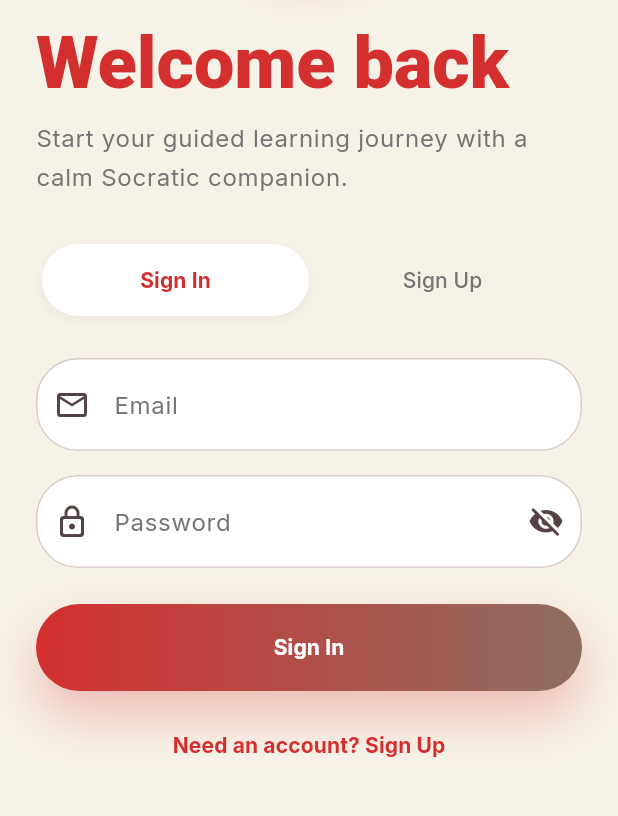
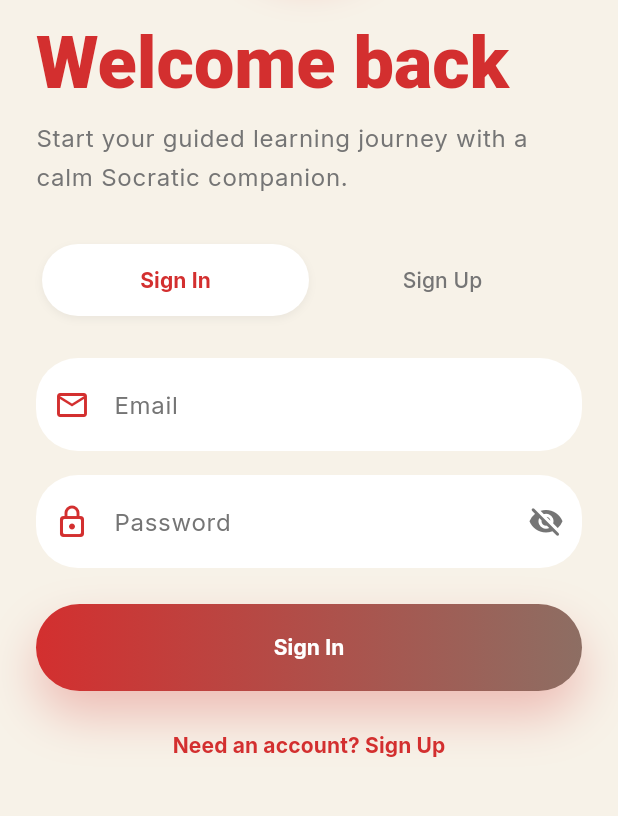
Before and after one commit to salluexez/Socratic_AI, a Flutter app: the screen it shows after launch, after a tap on "Get Started", on a phone screen of 412 x 824 dp, the part 302-1118 px from its top. Run offline on Flutter 3.47's test engine with Material 3 defaults, Android fonts, the phone set to English and light mode, and no system bars; our stand-ins replace flutter_tts, google_fonts, shared_preferences, speech_to_text; Roboto replaces fonts that are missing (Cookie).

Commit message:
fix some errors and add some dark themes in Ui

```diff
--- a/apps/mobile/lib/screens/auth_screen.dart
+++ b/apps/mobile/lib/screens/auth_screen.dart
@@ -392,7 +392,7 @@ class _ToggleButton extends StatelessWidget {
           duration: const Duration(milliseconds: 300),
           style: Theme.of(context).textTheme.labelLarge!.copyWith(
                 color: isActive
-                  ? (isDark ? Colors.white : palette.primaryDim)
+                  ? palette.primaryDim
                   : palette.textMuted,
                 fontWeight: isActive ? FontWeight.w700 : FontWeight.w500,
               ),
--- a/apps/mobile/lib/screens/explore_courses_screen.dart
+++ b/apps/mobile/lib/screens/explore_courses_screen.dart
@@ -29,7 +29,7 @@ class ExploreCoursesScreen extends StatelessWidget {
               height: 1,
               indent: 72,
               endIndent: 24,
-              color: palette.outline.withValues(alpha: 0.5),
+              color: palette.outline.withOpacity(0.5),
             ),
             itemBuilder: (context, index) {
               final subject = allSubjects[index];
@@ -42,7 +42,7 @@ class ExploreCoursesScreen extends StatelessWidget {
                   width: 48,
                   height: 48,
                   decoration: BoxDecoration(
-                    color: subject.accent.withValues(alpha: 0.1),
+                    color: subject.accent.withOpacity(0.1),
                     borderRadius: BorderRadius.circular(12),
                   ),
                   child: Icon(
--- a/apps/mobile/lib/screens/learn_screen.dart
+++ b/apps/mobile/lib/screens/learn_screen.dart
@@ -104,7 +104,7 @@ class _LearnScreenState extends State<LearnScreen> {
                 border: isDark ? Border.all(color: palette.outline, width: 1) : null,
                 boxShadow: [
                   BoxShadow(
-                    color: isDark ? Colors.black.withValues(alpha: 0.15) : palette.text.withValues(alpha: 0.05),
+                    color: isDark ? Colors.black.withOpacity(0.15) : palette.text.withOpacity(0.05),
                     blurRadius: 20,
                     offset: const Offset(0, 10),
                   ),
--- a/apps/mobile/lib/screens/onboarding_screen.dart
+++ b/apps/mobile/lib/screens/onboarding_screen.dart
@@ -32,7 +32,7 @@ class OnboardingScreen extends StatelessWidget {
                         borderRadius: BorderRadius.circular(36),
                         boxShadow: [
                           BoxShadow(
-                            color: palette.primaryDim.withValues(alpha: 0.08),
+                            color: palette.primaryDim.withOpacity(0.08),
                             blurRadius: 36,
                             offset: const Offset(0, 16),
                           ),
@@ -97,8 +97,8 @@ class OnboardingScreen extends StatelessWidget {
                                     child: Container(
                                       padding: const EdgeInsets.all(12),
                                       decoration: BoxDecoration(
-                                        color: palette.surfaceCard.withValues(
-                                          alpha: 0.72,
+                                        color: palette.surfaceCard.withOpacity(
+                                          0.72,
                                         ),
                                         borderRadius: BorderRadius.circular(20),
                                       ),
--- a/apps/mobile/lib/screens/splash_screen.dart
+++ b/apps/mobile/lib/screens/splash_screen.dart
@@ -73,7 +73,7 @@ class _SplashScreenState extends State<SplashScreen> with SingleTickerProviderSt
                     borderRadius: BorderRadius.circular(48),
                     boxShadow: [
                       BoxShadow(
-                        color: palette.primaryDim.withValues(alpha: 0.15),
+                        color: palette.primaryDim.withOpacity(0.15),
                         blurRadius: 48,
                         offset: const Offset(0, 20),
                       ),
--- a/apps/mobile/lib/theme/app_theme.dart
+++ b/apps/mobile/lib/theme/app_theme.dart
@@ -165,6 +165,106 @@ class AppPalette extends ThemeExtension<AppPalette> {
     inputBar: Color(0xED020617),
   );
 
+  static const nordicNight = AppPalette(
+    surfaceLow: Color(0xFF2E3440),
+    surfaceCard: Color(0xFF3B4252),
+    surfaceElevated: Color(0xFF434C5E),
+    primaryDim: Color(0xFF88C0D0),
+    primaryContainer: Color(0xFF4C566A),
+    secondaryContainer: Color(0xFF81A1C1),
+    tertiaryContainer: Color(0xFF5E81AC),
+    text: Color(0xFFECEFF4),
+    textMuted: Color(0xFFD8DEE9),
+    outline: Color(0xFF4C566A),
+    success: Color(0xFFA3BE8C),
+    heroBackground: Color(0xFF2E3440),
+    primaryGradient: LinearGradient(colors: [Color(0xFF88C0D0), Color(0xFF81A1C1)]),
+    chipBackground: Color(0xFF434C5E),
+    orbTop: Color(0x2288C0D0),
+    orbBottom: Color(0x2281A1C1),
+    inputBar: Color(0xFF3B4252),
+  );
+
+  static const emeraldVelvet = AppPalette(
+    surfaceLow: Color(0xFF06140E),
+    surfaceCard: Color(0xFF0B2118),
+    surfaceElevated: Color(0xFF112D21),
+    primaryDim: Color(0xFF10B981),
+    primaryContainer: Color(0xFF064E3B),
+    secondaryContainer: Color(0xFF34D399),
+    tertiaryContainer: Color(0xFF059669),
+    text: Color(0xFFECFDF5),
+    textMuted: Color(0xFF6EE7B7),
+    outline: Color(0xFF064E3B),
+    success: Color(0xFF34D399),
+    heroBackground: Color(0xFF06140E),
+    primaryGradient: LinearGradient(colors: [Color(0xFF10B981), Color(0xFF34D399)]),
+    chipBackground: Color(0xFF0B2118),
+    orbTop: Color(0x2210B981),
+    orbBottom: Color(0x2234D399),
+    inputBar: Color(0xFF0B2118),
+  );
+
+  static const midnightGold = AppPalette(
+    surfaceLow: Color(0xFF121212),
+    surfaceCard: Color(0xFF1E1E1E),
+    surfaceElevated: Color(0xFF262626),
+    primaryDim: Color(0xFFD4AF37),
+    primaryContainer: Color(0xFF2A2A2A),
+    secondaryContainer: Color(0xFFC5A028),
+    tertiaryContainer: Color(0xFFB8860B),
+    text: Color(0xFFF5F5F5),
+    textMuted: Color(0xFFA0A0A0),
+    outline: Color(0xFF333333),
+    success: Color(0xFF90EE90),
+    heroBackground: Color(0xFF121212),
+    primaryGradient: LinearGradient(colors: [Color(0xFFD4AF37), Color(0xFFC5A028)]),
+    chipBackground: Color(0xFF1E1E1E),
+    orbTop: Color(0x22D4AF37),
+    orbBottom: Color(0x22C5A028),
+    inputBar: Color(0xFF1E1E1E),
+  );
+
+  static const royalPlum = AppPalette(
+    surfaceLow: Color(0xFF140C1F),
+    surfaceCard: Color(0xFF1D1429),
+    surfaceElevated: Color(0xFF261D33),
+    primaryDim: Color(0xFFA855F7),
+    primaryContainer: Color(0xFF2E1065),
+    secondaryContainer: Color(0xFFD8B4FE),
+    tertiaryContainer: Color(0xFF9333EA),
+    text: Color(0xFFF5F3FF),
+    textMuted: Color(0xFFC4B5FD),
+    outline: Color(0xFF2E1065),
+    success: Color(0xFF10B981),
+    heroBackground: Color(0xFF140C1F),
+    primaryGradient: LinearGradient(colors: [Color(0xFFA855F7), Color(0xFFD8B4FE)]),
+    chipBackground: Color(0xFF1D1429),
+    orbTop: Color(0x22A855F7),
+    orbBottom: Color(0x22D8B4FE),
+    inputBar: Color(0xFF1D1429),
+  );
+
+  static const softClay = AppPalette(
+    surfaceLow: Color(0xFFF9F6F2),
+    surfaceCard: Color(0xFFFFFFFF),
+    surfaceElevated: Color(0xFFFDFBFA),
+    primaryDim: Color(0xFFE07A5F),
+    primaryContainer: Color(0xFFF2CC8F),
+    secondaryContainer: Color(0xFF81B29A),
+    tertiaryContainer: Color(0xFF3D405B),
+    text: Color(0xFF3D405B),
+    textMuted: Color(0xFF8D8D8D),
+    outline: Color(0xFFEAE2D6),
+    success: Color(0xFF81B29A),
+    heroBackground: Color(0xFFF4F1DE),
+    primaryGradient: LinearGradient(colors: [Color(0xFFE07A5F), Color(0xFFF2CC8F)]),
+    chipBackground: Color(0x33F2CC8F),
+    orbTop: Color(0x22E07A5F),
+    orbBottom: Color(0x22F2CC8F),
+    inputBar: Color(0xFFFFFFFF),
+  );
+
   @override
   AppPalette copyWith({
     Color? surfaceLow,
@@ -248,11 +348,16 @@ class AppTheme {
     static List<ThemeData> get themes => [
         _theme(brightness: Brightness.light, scaffold: AppPalette.modernInk.surfaceLow, palette: AppPalette.modernInk),
         _theme(brightness: Brightness.light, scaffold: AppPalette.milkshake.surfaceLow, palette: AppPalette.milkshake),
+        _theme(brightness: Brightness.light, scaffold: AppPalette.softClay.surfaceLow, palette: AppPalette.softClay),
         _theme(brightness: Brightness.dark, scaffold: AppPalette.carbon.surfaceLow, palette: AppPalette.carbon),
         _theme(brightness: Brightness.dark, scaffold: AppPalette.monkey8008.surfaceLow, palette: AppPalette.monkey8008),
         _theme(brightness: Brightness.dark, scaffold: AppPalette.dracula.surfaceLow, palette: AppPalette.dracula),
         _theme(brightness: Brightness.dark, scaffold: AppPalette.deepSpace.surfaceLow, palette: AppPalette.deepSpace),
-      ];
+        _theme(brightness: Brightness.dark, scaffold: AppPalette.nordicNight.surfaceLow, palette: AppPalette.nordicNight),
+        _theme(brightness: Brightness.dark, scaffold: AppPalette.emeraldVelvet.surfaceLow, palette: AppPalette.emeraldVelvet),
+        _theme(brightness: Brightness.dark, scaffold: AppPalette.midnightGold.surfaceLow, palette: AppPalette.midnightGold),
+        _theme(brightness: Brightness.dark, scaffold: AppPalette.royalPlum.surfaceLow, palette: AppPalette.royalPlum),
+    ];
 
   static ThemeData get lightTheme => themes[0];
   static ThemeData get darkTheme => themes[5];
@@ -321,7 +426,7 @@ class AppTheme {
       textTheme: textTheme,
       extensions: [palette],
       appBarTheme: AppBarTheme(
-        backgroundColor: scaffold.withValues(alpha: 0.92),
+        backgroundColor: scaffold.withOpacity(0.92),
         foregroundColor: palette.text,
         elevation: 0,
         centerTitle: false,
@@ -331,7 +436,7 @@ class AppTheme {
         color: palette.surfaceCard,
         elevation: 0,
         margin: EdgeInsets.zero,
-        shadowColor: isDark ? Colors.black.withValues(alpha: 0.2) : palette.text.withValues(alpha: 0.05),
+        shadowColor: isDark ? Colors.black.withOpacity(0.2) : palette.text.withOpacity(0.05),
         shape: RoundedRectangleBorder(
           borderRadius: BorderRadius.circular(24),
           side: isDark ? BorderSide(color: palette.outline, width: 1) : BorderSide.none,
@@ -339,7 +444,7 @@ class AppTheme {
       ),
       navigationBarTheme: NavigationBarThemeData(
         backgroundColor: palette.surfaceCard,
-        indicatorColor: palette.primaryDim.withValues(alpha: 0.1),
+        indicatorColor: palette.primaryDim.withOpacity(0.1),
         indicatorShape: RoundedRectangleBorder(
           borderRadius: BorderRadius.circular(16),
         ),
@@ -358,7 +463,7 @@ class AppTheme {
           backgroundColor: isDark ? palette.primaryDim : palette.primaryContainer,
           foregroundColor: isDark ? Colors.white : palette.text,
           elevation: isDark ? 8 : 0,
-          shadowColor: isDark ? palette.primaryDim.withValues(alpha: 0.4) : null,
+          shadowColor: isDark ? palette.primaryDim.withOpacity(0.4) : null,
           shape: RoundedRectangleBorder(
             borderRadius: BorderRadius.circular(16),
           ),
@@ -371,20 +476,19 @@ class AppTheme {
         hintStyle: TextStyle(color: palette.textMuted),
         contentPadding:
             const EdgeInsets.symmetric(horizontal: 20, vertical: 18),
+        prefixIconColor: palette.primaryDim,
+        suffixIconColor: palette.textMuted,
         border: OutlineInputBorder(
           borderRadius: BorderRadius.circular(28),
-          borderSide: BorderSide(color: palette.outline, width: 1),
+          borderSide: BorderSide.none,
         ),
         enabledBorder: OutlineInputBorder(
           borderRadius: BorderRadius.circular(28),
-          borderSide: BorderSide(color: palette.outline, width: 1),
+          borderSide: BorderSide.none,
         ),
         focusedBorder: OutlineInputBorder(
           borderRadius: BorderRadius.circular(28),
-          borderSide: BorderSide(
-            color: palette.primaryDim,
-            width: 1.5,
-          ),
+          borderSide: BorderSide(color: palette.primaryDim, width: 2),
         ),
       ),
     );
--- a/apps/mobile/lib/theme/theme_controller.dart
+++ b/apps/mobile/lib/theme/theme_controller.dart
@@ -8,7 +8,7 @@ class ThemeController extends ValueNotifier<int> {
   static const String _themeKey = 'theme_index';
 
   Future<void> next() async {
-    final nextIndex = (value + 1) % 6; // 6 total themes
+    final nextIndex = (value + 1) % 10; // 10 total themes
     value = nextIndex;
 
     try {
--- a/apps/mobile/lib/widgets/chat_bubble.dart
+++ b/apps/mobile/lib/widgets/chat_bubble.dart
@@ -40,7 +40,7 @@ class ChatBubble extends StatelessWidget {
           borderRadius: radius,
           boxShadow: [
             BoxShadow(
-              color: isDark ? Colors.black.withValues(alpha: 0.2) : palette.text.withValues(alpha: 0.05),
+              color: isDark ? Colors.black.withOpacity(0.2) : palette.text.withOpacity(0.05),
               blurRadius: 15,
               offset: const Offset(0, 8),
             ),
@@ -70,7 +70,7 @@ class ChatBubble extends StatelessWidget {
                     child: Icon(
                       Icons.volume_up_rounded,
                       size: 18,
-                      color: palette.primaryDim.withValues(alpha: 0.7),
+                      color: palette.primaryDim.withOpacity(0.7),
                     ),
                   ),
                 ),
--- a/apps/mobile/lib/widgets/gradient_button.dart
+++ b/apps/mobile/lib/widgets/gradient_button.dart
@@ -26,7 +26,7 @@ class GradientButton extends StatelessWidget {
         ),
         boxShadow: [
           BoxShadow(
-            color: palette.primaryDim.withValues(alpha: 0.28),
+            color: palette.primaryDim.withOpacity(0.28),
             blurRadius: 28,
             offset: const Offset(0, 16),
           ),
--- a/apps/mobile/lib/widgets/stat_card.dart
+++ b/apps/mobile/lib/widgets/stat_card.dart
@@ -33,7 +33,7 @@ class StatCard extends StatelessWidget {
         borderRadius: BorderRadius.circular(24),
         boxShadow: [
           BoxShadow(
-            color: isDark ? Colors.black.withValues(alpha: 0.3) : palette.text.withValues(alpha: 0.05),
+            color: isDark ? Colors.black.withOpacity(0.3) : palette.text.withOpacity(0.05),
             blurRadius: 20,
             offset: const Offset(0, 10),
           ),
@@ -52,7 +52,7 @@ class StatCard extends StatelessWidget {
                 Container(
                   padding: const EdgeInsets.all(8),
                   decoration: BoxDecoration(
-                    color: color.withValues(alpha: 0.1),
+                    color: color.withOpacity(0.1),
                     borderRadius: BorderRadius.circular(12),
                   ),
                   child: Icon(
--- a/apps/mobile/lib/widgets/voice_input_suffix.dart
+++ b/apps/mobile/lib/widgets/voice_input_suffix.dart
@@ -149,7 +149,7 @@ class _VoiceInputSuffixState extends State<VoiceInputSuffix> with SingleTickerPr
                 height: 40,
                 decoration: BoxDecoration(
                   shape: BoxShape.circle,
-                  color: palette.primaryDim.withValues(alpha: 0.1 + (0.2 * _animationController.value)),
+                  color: palette.primaryDim.withOpacity(0.1 + (0.2 * _animationController.value)),
                 ),
               ),
             if (_isListening)
@@ -159,7 +159,7 @@ class _VoiceInputSuffixState extends State<VoiceInputSuffix> with SingleTickerPr
                 decoration: BoxDecoration(
                   shape: BoxShape.circle,
                   border: Border.all(
-                    color: palette.primaryDim.withValues(alpha: 0.5 * (1.0 - _animationController.value)),
+                    color: palette.primaryDim.withOpacity(0.5 * (1.0 - _animationController.value)),
                     width: 2,
                   ),
                 ),
@@ -169,7 +169,7 @@ class _VoiceInputSuffixState extends State<VoiceInputSuffix> with SingleTickerPr
                 _isListening ? Icons.mic_rounded : Icons.mic_none_rounded,
                 color: _isListening
                   ? palette.primaryDim
-                  : (_speechEnabled ? palette.textMuted : palette.textMuted.withValues(alpha: 0.3)),
+                  : (_speechEnabled ? palette.textMuted : palette.textMuted.withOpacity(0.3)),
               ),
               onPressed: () {
                 if (!_speechEnabled) {
```
Also changed, not shown: apps/mobile/lib/screens/chat_screen.dart (+9 -9 lines), apps/mobile/lib/screens/home_shell.dart (+4 -4 lines), apps/mobile/lib/screens/profile_screen.dart (+8 -8 lines), apps/mobile/lib/screens/progress_screen.dart (+6 -6 lines), apps/mobile/lib/widgets/subject_card.dart (+5 -5 lines), 1 other file.
